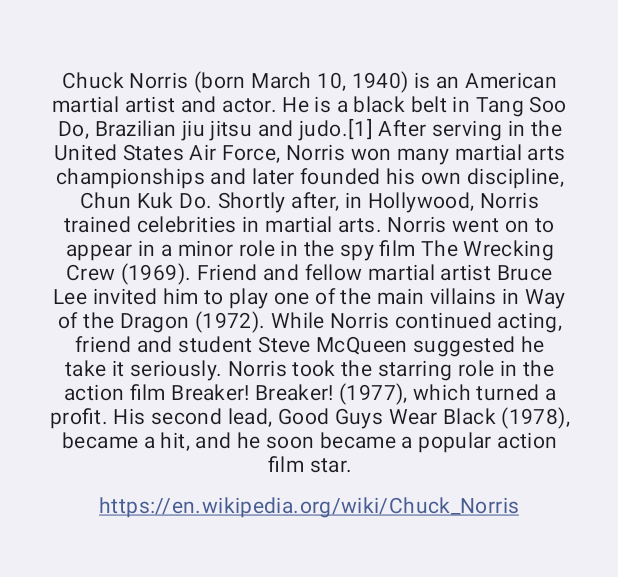
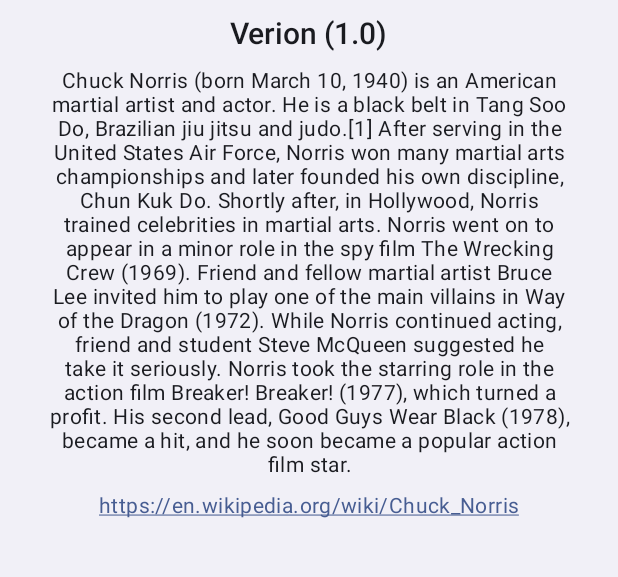
Before and after one commit to CiroDom/jokes_app, an Android app: the fragment AboutFrag shown on its own in the app's theme, on a phone screen of 412 x 824 dp, the part 258-835 px from its top. Run offline under Robolectric (Android 15) with nearby library versions, the phone set to English and light mode, and no system bars.

Commit message:
dproblema resolvido

```diff
--- a/app/src/main/res/values/strings.xml
+++ b/app/src/main/res/values/strings.xml
@@ -8,6 +8,6 @@
 
     <string name="description">Chuck Norris (born March 10, 1940) is an American martial artist and actor. He is a black belt in Tang Soo Do, Brazilian jiu jitsu and judo.[1] After serving in the United States Air Force, Norris won many martial arts championships and later founded his own discipline, Chun Kuk Do. Shortly after, in Hollywood, Norris trained celebrities in martial arts. Norris went on to appear in a minor role in the spy film The Wrecking Crew (1969). Friend and fellow martial artist Bruce Lee invited him to play one of the main villains in Way of the Dragon (1972). While Norris continued acting, friend and student Steve McQueen suggested he take it seriously. Norris took the starring role in the action film Breaker! Breaker! (1977), which turned a profit. His second lead, Good Guys Wear Black (1978), became a hit, and he soon became a popular action film star.</string>
     <string name="website">https://en.wikipedia.org/wiki/Chuck_Norris</string>
-    <string name="build_version">Verion (%$s)</string>
+    <string name="build_version">Verion (%1$s)</string>
 
 </resources>
```
